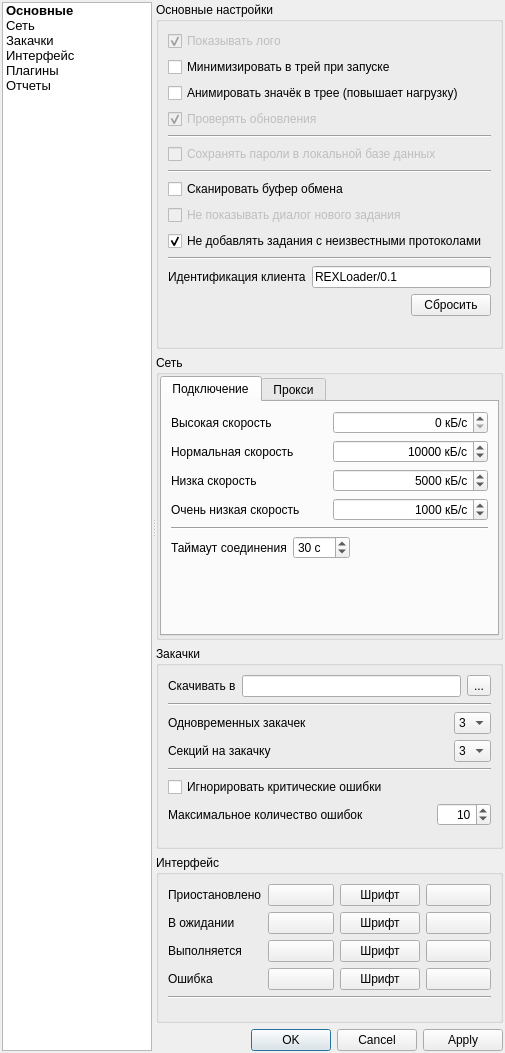
RA9OAJ/rexloader, file REXLoader/settingsdialog.ui: the form before one commit.
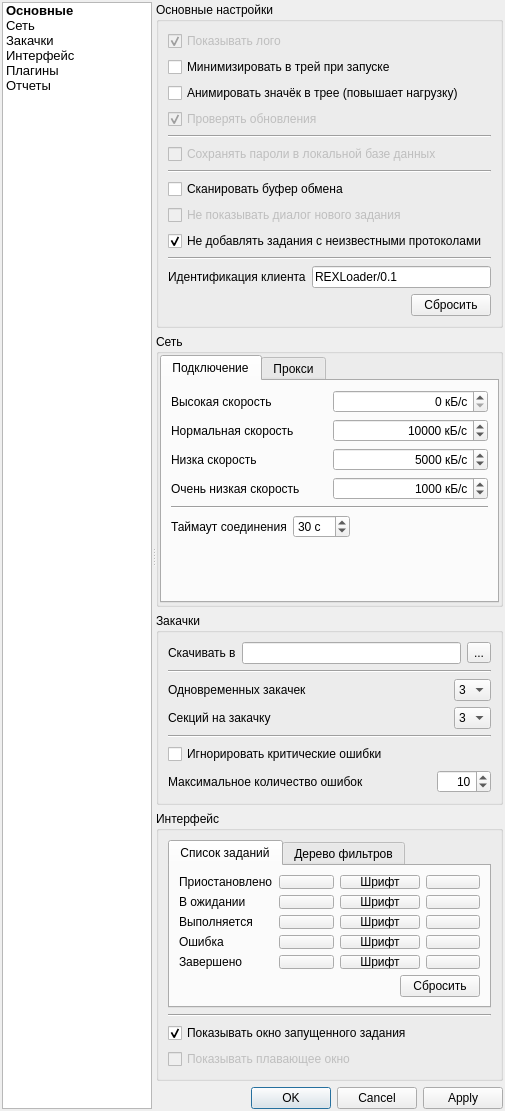
The form after the commit. The open tabs and pages were chosen to show the change. Custom widgets are drawn as their Qt base class.

Commit message:
Доработки: 1. Диалог настройки программы - реализована настройка стиля строк таблицы: цвет строки, шрифт, цвет шрифта 2. В интерфейс плагинов-загрузчиков добавлен новый сигнал для оповещения о небходимости авторизации, который аозвращает в качестве параметра id задания.
Исправления:
1. Исправлена ошибка неэкранирования символа `'` в строке SQL запроса.

Diff of the .ui file:
```diff
--- a/REXLoader/settingsdialog.ui
+++ b/REXLoader/settingsdialog.ui
@@ -7,7 +7,7 @@
     <x>0</x>
     <y>0</y>
     <width>505</width>
-    <height>1053</height>
+    <height>1106</height>
    </rect>
   </property>
   <property name="windowTitle">
@@ -897,12 +897,22 @@
          <property name="minimumSize">
           <size>
            <width>0</width>
-           <height>150</height>
+           <height>270</height>
           </size>
          </property>
          <property name="title">
           <string>Интерфейс</string>
          </property>
+         <layout class="QVBoxLayout" name="verticalLayout_10">
+          <item>
+           <widget class="QTabWidget" name="tabWidget_2">
+            <property name="currentIndex">
+             <number>0</number>
+            </property>
+            <widget class="QWidget" name="tab">
+             <attribute name="title">
+              <string>Список заданий</string>
+             </attribute>
          <layout class="QVBoxLayout" name="verticalLayout_9">
           <item>
            <layout class="QGridLayout" name="gridLayout">
@@ -1078,7 +1088,83 @@
               </property>
              </widget>
             </item>
-           </layout>
+                <item row="4" column="0">
+                 <widget class="QLabel" name="label_19">
+                  <property name="text">
+                   <string>Завершено</string>
+                  </property>
+                 </widget>
+                </item>
+                <item row="4" column="1">
+                 <widget class="ColorButton" name="onFinishColor">
+                  <property name="enabled">
+                   <bool>true</bool>
+                  </property>
+                  <property name="toolTip">
+                   <string>Цвет строки</string>
+                  </property>
+                  <property name="text">
+                   <string/>
+                  </property>
+                 </widget>
+                </item>
+                <item row="4" column="2">
+                 <widget class="FontSelectButton" name="onFinishFont">
+                  <property name="toolTip">
+                   <string>Шрифт текста</string>
+                  </property>
+                  <property name="text">
+                   <string>Шрифт</string>
+                  </property>
+                 </widget>
+                </item>
+                <item row="4" column="3">
+                 <widget class="ColorButton" name="onFinishFontColor">
+                  <property name="enabled">
+                   <bool>true</bool>
+                  </property>
+                  <property name="toolTip">
+                   <string>Цвет шрифта</string>
+                  </property>
+                  <property name="text">
+                   <string/>
+                  </property>
+                 </widget>
+                </item>
+               </layout>
+              </item>
+              <item>
+               <layout class="QHBoxLayout" name="horizontalLayout_17">
+                <item>
+                 <spacer name="horizontalSpacer_8">
+                  <property name="orientation">
+                   <enum>Qt::Horizontal</enum>
+                  </property>
+                  <property name="sizeHint" stdset="0">
+                   <size>
+                    <width>188</width>
+                    <height>20</height>
+                   </size>
+                  </property>
+                 </spacer>
+                </item>
+                <item>
+                 <widget class="QPushButton" name="fontsColorsReset">
+                  <property name="text">
+                   <string>Сбросить</string>
+                  </property>
+                 </widget>
+                </item>
+               </layout>
+              </item>
+             </layout>
+            </widget>
+            <widget class="QWidget" name="tab_2">
+             <attribute name="title">
+              <string>Дерево фильтров</string>
+             </attribute>
+            </widget>
+           </widget>
           </item>
           <item>
            <widget class="Line" name="line_7">
@@ -1087,6 +1173,26 @@
             </property>
            </widget>
           </item>
+          <item>
+           <widget class="QCheckBox" name="showTaskDialog">
+            <property name="text">
+             <string>Показывать окно запущенного задания</string>
+            </property>
+            <property name="checked">
+             <bool>true</bool>
+            </property>
+           </widget>
+          </item>
+          <item>
+           <widget class="QCheckBox" name="checkBox">
+            <property name="enabled">
+             <bool>false</bool>
+            </property>
+            <property name="text">
+             <string>Показывать плавающее окно</string>
+            </property>
+           </widget>
+          </item>
           <item>
            <spacer name="verticalSpacer_5">
             <property name="orientation">
```
Left out of the diff: 4 changed lines with no effect on the pictures. Lines whose indentation alone changed are shown as unchanged. The commit also changes 12 other files.
